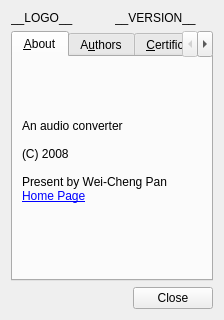
First picture: the form in gui/src/widget/aboutwidget.ui, repository legnaleurc/khopper, before the edit.
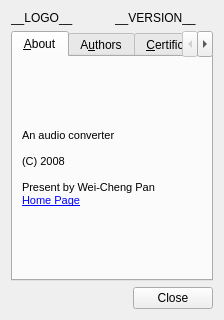
Second picture: the form after the edit. The open tabs and pages were chosen to show the change. Icons and pictures are not drawn.

Commit message: [BugFix] Fix linkage in about widget.

```diff
--- a/gui/src/widget/aboutwidget.ui
+++ b/gui/src/widget/aboutwidget.ui
@@ -45,12 +45,11 @@
        <item row="0" column="0">
         <widget class="QLabel" name="label_3">
          <property name="text">
-          <string>An audio converter&lt;br/&gt;
-&lt;br/&gt;
-(C) 2008&lt;br/&gt;
-&lt;br/&gt;
-Present by Wei-Cheng Pan&lt;br/&gt;
-&lt;a href=\&quot;http://legnaleurc.blogspot.com/search/label/Khopper\&quot;&gt;Home Page&lt;/a&gt;&lt;br/&gt;</string>
+          <string>&lt;!DOCTYPE HTML PUBLIC &quot;-//W3C//DTD HTML 4.0//EN&quot; &quot;http://www.w3.org/TR/REC-html40/strict.dtd&quot;&gt;
+&lt;html&gt;&lt;head&gt;&lt;meta name=&quot;qrichtext&quot; content=&quot;1&quot; /&gt;&lt;style type=&quot;text/css&quot;&gt;
+p, li { white-space: pre-wrap; }
+&lt;/style&gt;&lt;/head&gt;&lt;body style=&quot; font-family:'MS Shell Dlg 2'; font-size:8.25pt; font-weight:400; font-style:normal;&quot;&gt;
+&lt;p style=&quot; margin-top:0px; margin-bottom:0px; margin-left:0px; margin-right:0px; -qt-block-indent:0; text-indent:0px;&quot;&gt;An audio converter&lt;br /&gt;&lt;br /&gt;(C) 2008&lt;br /&gt;&lt;br /&gt;Present by Wei-Cheng Pan&lt;br /&gt;&lt;a href=&quot;http://legnaleurc.blogspot.com/search/label/Khopper&quot;&gt;&lt;span style=&quot; text-decoration: underline; color:#0000ff;&quot;&gt;Home Page&lt;/span&gt;&lt;/a&gt;&lt;/p&gt;&lt;/body&gt;&lt;/html&gt;</string>
          </property>
          <property name="textFormat">
           <enum>Qt::RichText</enum>
```
Left out of the diff: 13 changed lines with no effect on the pictures.
